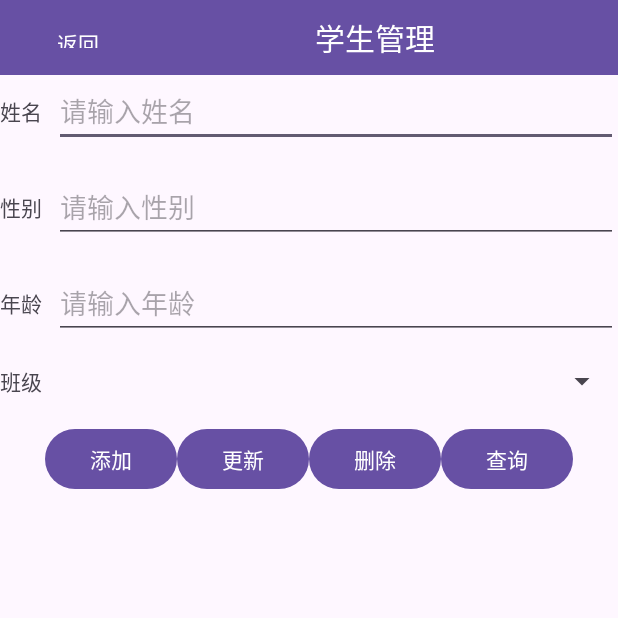
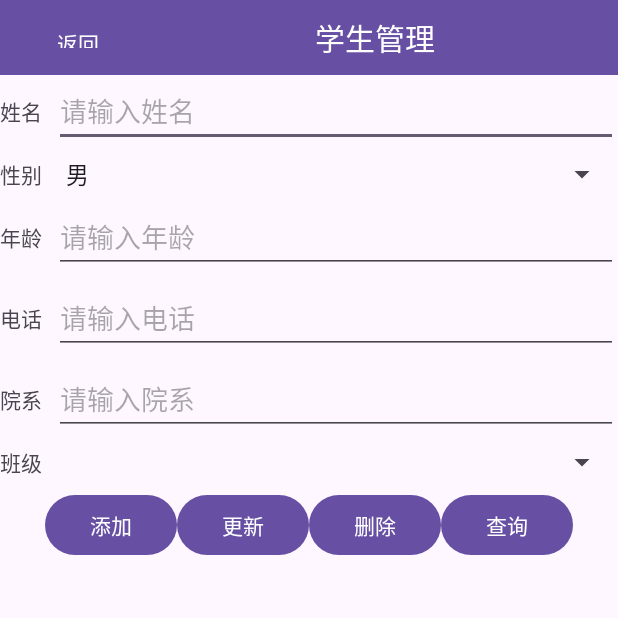
Before and after one commit to Ww-Root-0/Android_student-information-management-system, an Android app: the StudentActivity screen opened directly, with no data from a screen before it, on a phone screen of 412 x 824 dp, the top half of it. Run offline under Robolectric (Android 15) with nearby library versions, the phone set to English and light mode, and no system bars.

Commit message:
学生信息完善
2024.6.2 00:38

```diff
--- a/app/src/main/res/layout/student.xml
+++ b/app/src/main/res/layout/student.xml
@@ -41,7 +41,7 @@
         <LinearLayout
             android:layout_width="match_parent"
             android:layout_height="wrap_content"
-                android:layout_marginBottom="16dp"
+            android:layout_marginBottom="6dp"
             android:orientation="horizontal">
 
             <TextView
@@ -63,7 +63,7 @@
         <LinearLayout
             android:layout_width="match_parent"
             android:layout_height="wrap_content"
-                android:layout_marginBottom="16dp"
+            android:layout_marginBottom="6dp"
             android:orientation="horizontal">
 
             <TextView
@@ -73,19 +73,20 @@
                 android:layout_marginEnd="8dp"
                 android:text="性别" />
 
-                <EditText
-                    android:id="@+id/editTextGender"
+            <Spinner
+                android:id="@+id/spinnerGender"
                 android:layout_width="0dp"
                 android:layout_height="wrap_content"
                 android:layout_weight="1"
-                    android:hint="请输入性别" />
+                android:entries="@array/gender_array"
+                android:prompt="@string/prompt_select_gender" />
         </LinearLayout>
 
         <!-- 年龄输入框和标签 -->
         <LinearLayout
             android:layout_width="match_parent"
             android:layout_height="wrap_content"
-                android:layout_marginBottom="16dp"
+            android:layout_marginBottom="6dp"
             android:orientation="horizontal">
 
             <TextView
@@ -103,11 +104,55 @@
                 android:hint="请输入年龄" />
         </LinearLayout>
 
+        <!-- 电话输入框和标签 -->
+        <LinearLayout
+            android:layout_width="match_parent"
+            android:layout_height="wrap_content"
+            android:layout_marginBottom="6dp"
+            android:orientation="horizontal">
+
+            <TextView
+                android:layout_width="wrap_content"
+                android:layout_height="wrap_content"
+                android:layout_gravity="center_vertical"
+                android:layout_marginEnd="8dp"
+                android:text="电话" />
+
+            <EditText
+                android:id="@+id/editTextPhone"
+                android:layout_width="0dp"
+                android:layout_height="wrap_content"
+                android:layout_weight="1"
+                android:hint="请输入电话" />
+        </LinearLayout>
+
+        <!-- 院系输入框和标签 -->
+        <LinearLayout
+            android:layout_width="match_parent"
+            android:layout_height="wrap_content"
+            android:layout_marginBottom="6dp"
+            android:orientation="horizontal">
+
+            <TextView
+                android:layout_width="wrap_content"
+                android:layout_height="wrap_content"
+                android:layout_gravity="center_vertical"
+                android:layout_marginEnd="8dp"
+                android:text="院系" />
+
+            <EditText
+                android:id="@+id/editTextDepartment"
+                android:layout_width="0dp"
+                android:layout_height="wrap_content"
+                android:layout_weight="1"
+                android:hint="请输入院系" />
+        </LinearLayout>
+
         <!-- 班级下拉框和标签 -->
         <LinearLayout
             android:layout_width="match_parent"
             android:layout_height="wrap_content"
-                android:layout_marginBottom="16dp"
+            android:layout_marginBottom="6dp"
             android:orientation="horizontal">
 
             <TextView
@@ -125,13 +170,11 @@
                 android:prompt="@string/prompt_select_class" />
         </LinearLayout>
 
-            <!-- 课程名称下拉框和标签 -->
-
         <!-- 操作按钮 -->
         <LinearLayout
             android:layout_width="match_parent"
             android:layout_height="wrap_content"
-                android:layout_marginBottom="16dp"
+            android:layout_marginBottom="6dp"
             android:gravity="center"
             android:orientation="horizontal">
 
--- a/app/src/main/res/values/strings.xml
+++ b/app/src/main/res/values/strings.xml
@@ -13,4 +13,11 @@
     <string name="action_settings">Settings</string>
     <string name="hello_world">Hello world!</string>
     <string name="menu_main">Main Menu</string>
+
+        <!-- 其他字符串资源 -->
+        <string name="prompt_select_gender">请选择性别</string>
+        <string-array name="gender_array">
+            <item>男</item>
+            <item>女</item>
+        </string-array>
 </resources>
```
Also changed, not shown: app/src/main/java/com/example/myapp_keshe/Adapter/StudentAdapter.java (+14 -6 lines), app/src/main/java/com/example/myapp_keshe/Control/StudentActivity.java (+46 -17 lines), app/src/main/res/layout/stulistview.xml (+16 -0 lines). Lines whose indentation alone changed are shown as unchanged.
